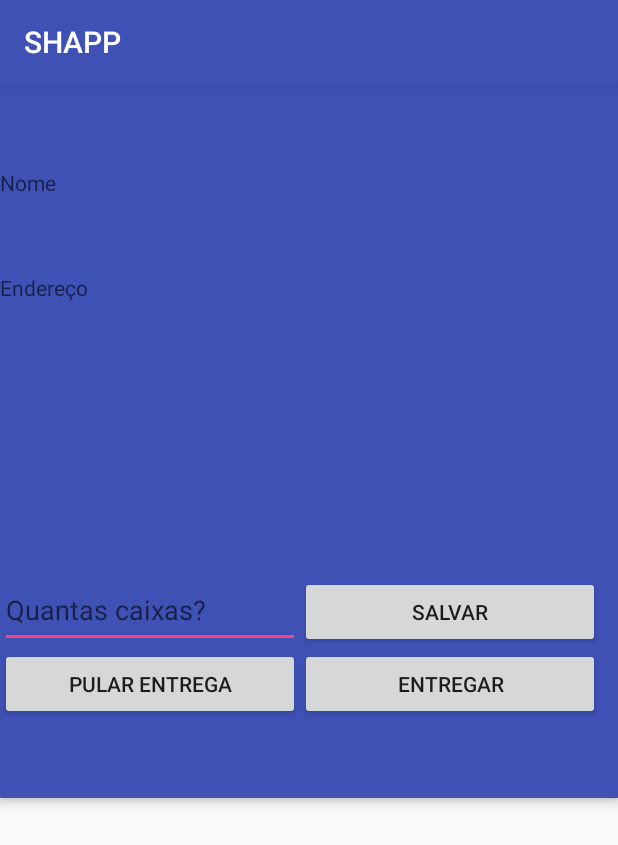
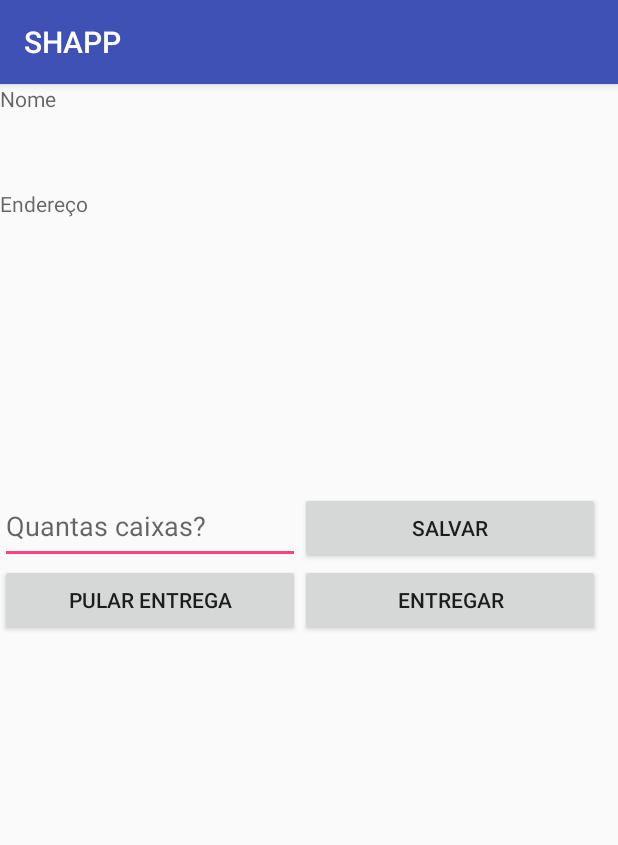
Before and after one commit to manucirne/ShopperApp, an Android app: the DeliveryActivity screen opened directly, with no data from a screen before it, on a phone screen of 412 x 824 dp. Shown: the top 845 px of the screen. Run offline under Robolectric (Android 15) with nearby library versions, the phone set to English and light mode, and no system bars.

Commit message:
App alpha version

```diff
--- a/app/src/main/AndroidManifest.xml
+++ b/app/src/main/AndroidManifest.xml
@@ -20,6 +20,7 @@
         <activity android:name=".JumpActivity"></activity>
         <activity android:name=".DeliveryActivity"></activity>
         <activity android:name=".SignatureActivity"></activity>
+        <activity android:name=".NextDeliveryActivity"></activity>
 
     </application>
 
--- a/app/src/main/java/desagil/shopper/shapp/DeliveryActivity.java
+++ b/app/src/main/java/desagil/shopper/shapp/DeliveryActivity.java
@@ -36,7 +36,7 @@ public class DeliveryActivity extends AppCompatActivity {
     }
 
     private void openOpenSingnature(String boxes) {
-        Intent intent = new Intent(this, OpenSignature.class);
+        Intent intent = new Intent(this, SignatureActivity.class);
         intent.putExtra("boxes",boxes);
         startActivity(intent);
 
--- a/app/src/main/res/layout/activity_delivery.xml
+++ b/app/src/main/res/layout/activity_delivery.xml
@@ -1,21 +1,8 @@
 <?xml version="1.0" encoding="utf-8"?>
-<android.support.design.widget.CoordinatorLayout
-    xmlns:android="http://schemas.android.com/apk/res/android"
-    xmlns:app="http://schemas.android.com/apk/res-auto"
-    xmlns:tools="http://schemas.android.com/tools"
-    android:layout_width="match_parent"
-    android:layout_height="match_parent"
-    tools:context=".DeliveryActivity">
+<android.support.constraint.ConstraintLayout
+    xmlns:android="http://schemas.android.com/apk/res/android" android:layout_width="match_parent"
+    android:layout_height="match_parent">
 
-    <android.support.design.widget.AppBarLayout
-        android:layout_width="match_parent"
-        android:layout_height="wrap_content">
-
-        <android.support.v7.widget.Toolbar
-            android:id="@+id/toolbar"
-            android:layout_width="match_parent"
-            android:layout_height="?attr/actionBarSize"
-            android:background="?attr/colorPrimary" />
     <LinearLayout
         android:layout_width="match_parent"
         android:layout_height="match_parent"
@@ -76,9 +63,5 @@
                 android:text="Entregar" />
         </LinearLayout>
     </LinearLayout>
-    </android.support.design.widget.AppBarLayout>
 
-
-
-
-</android.support.design.widget.CoordinatorLayout>
+</android.support.constraint.ConstraintLayout>
```
Also changed, not shown: app/src/main/java/desagil/shopper/shapp/MainActivity.java (+4 -3 lines), app/src/main/java/desagil/shopper/shapp/NextDeliveryActivity.java (added, +38 -0 lines), app/src/main/java/desagil/shopper/shapp/SignatureActivity.java (+20 -8 lines), app/src/main/res/layout/activity_signature.xml (+9 -3 lines), app/src/main/res/layout/delivery_content.xml (+5 -5 lines). Lines whose indentation alone changed are shown as unchanged.
